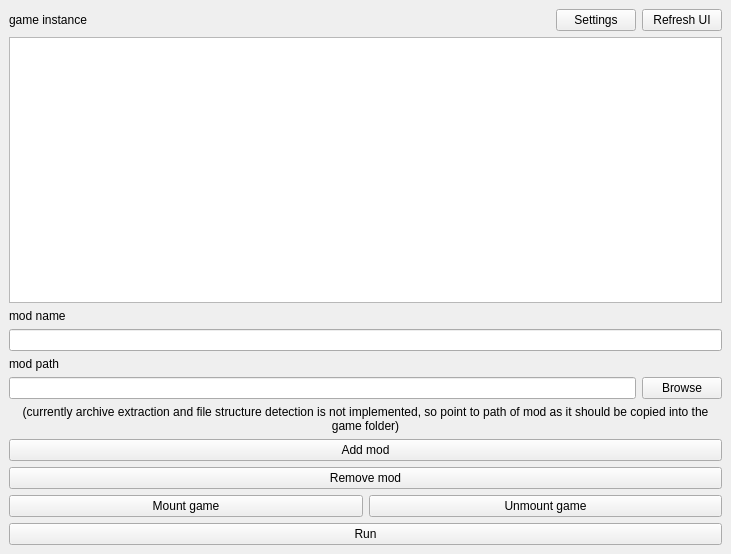
Old version of the form src/qt_ui/game_instance.ui in the repository theval-s/LiGMA.
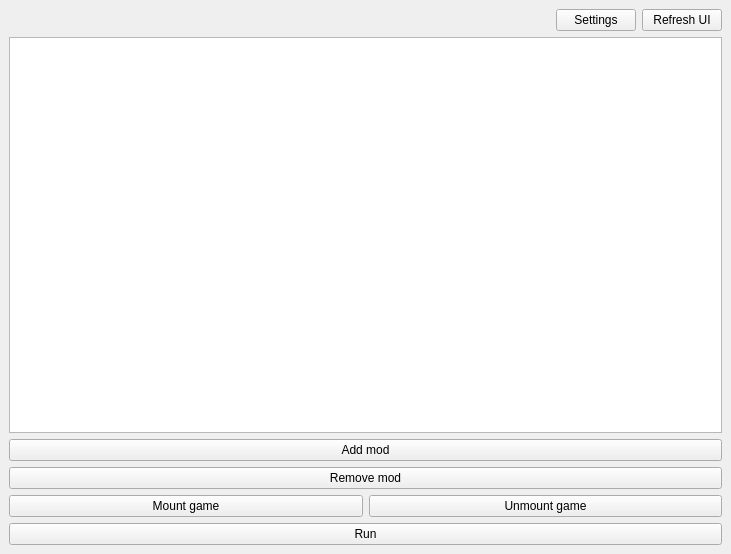
New version of the form.

```diff
--- a/src/qt_ui/game_instance.ui
+++ b/src/qt_ui/game_instance.ui
@@ -17,13 +17,6 @@
    <layout class="QVBoxLayout" name="verticalLayout_2">
     <item>
      <layout class="QHBoxLayout" name="horizontalLayout_3">
-      <item>
-       <widget class="QLabel" name="instanceNameLabel">
-        <property name="text">
-         <string>game instance</string>
-        </property>
-       </widget>
-      </item>
       <item>
        <spacer name="horizontalSpacer">
         <property name="orientation">
@@ -87,52 +80,7 @@
     <item>
      <layout class="QVBoxLayout" name="verticalLayout">
       <item>
-       <widget class="QLabel" name="modNameLabel">
-        <property name="text">
-         <string>mod name</string>
-        </property>
-       </widget>
-      </item>
-      <item>
-       <widget class="QLineEdit" name="modNameLineEdit"/>
-      </item>
-      <item>
-       <widget class="QLabel" name="modPathLabel">
-        <property name="text">
-         <string>mod path</string>
-        </property>
-       </widget>
-      </item>
-      <item>
-       <layout class="QHBoxLayout" name="horizontalLayout">
-        <item>
-         <widget class="QLineEdit" name="TEMP_modPathLineEdit">
-          <property name="readOnly">
-           <bool>true</bool>
-          </property>
-         </widget>
-        </item>
-        <item>
-         <widget class="QPushButton" name="modPathBrowseButton">
-          <property name="text">
-           <string>Browse</string>
-          </property>
-         </widget>
-        </item>
-       </layout>
-      </item>
-      <item>
-       <widget class="QLabel" name="WIPLabel">
-        <property name="text">
-         <string>(currently archive extraction and file structure detection is not implemented, so point to path of mod as it should be copied into the game folder)</string>
-        </property>
-        <property name="alignment">
-         <set>Qt::AlignmentFlag::AlignCenter</set>
-        </property>
-        <property name="wordWrap">
-         <bool>true</bool>
-        </property>
-       </widget>
+       <layout class="QHBoxLayout" name="horizontalLayout"/>
       </item>
       <item>
        <widget class="QPushButton" name="addModButton">
```
Left out of the diff: 10 changed lines with no effect on the pictures.
